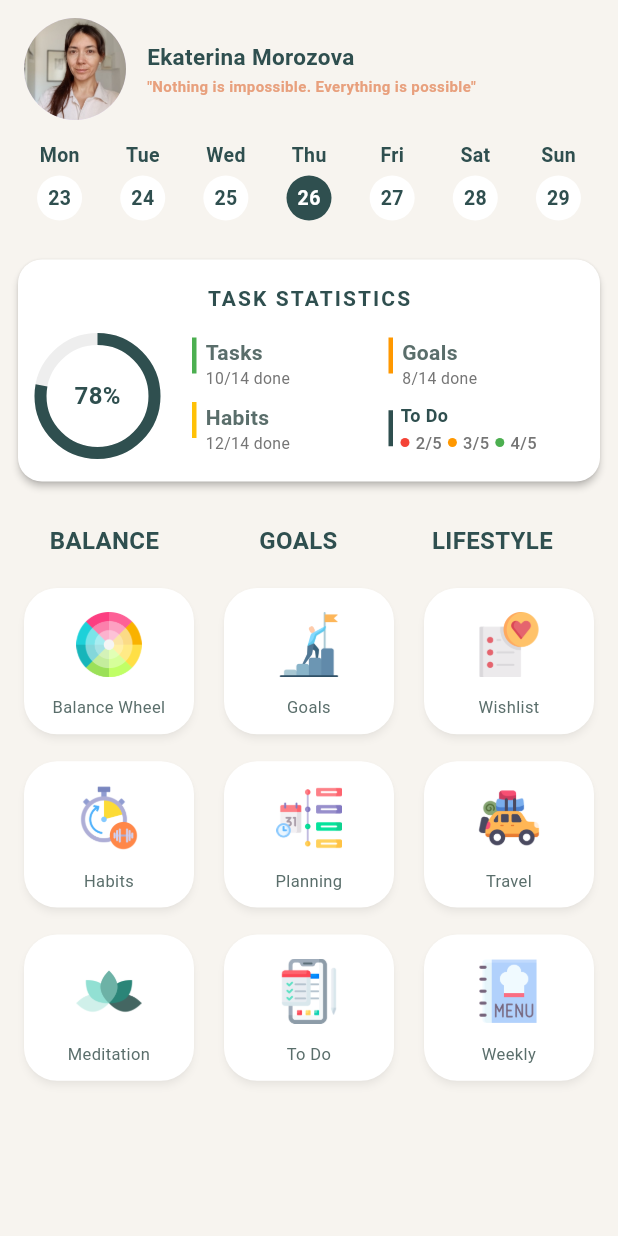
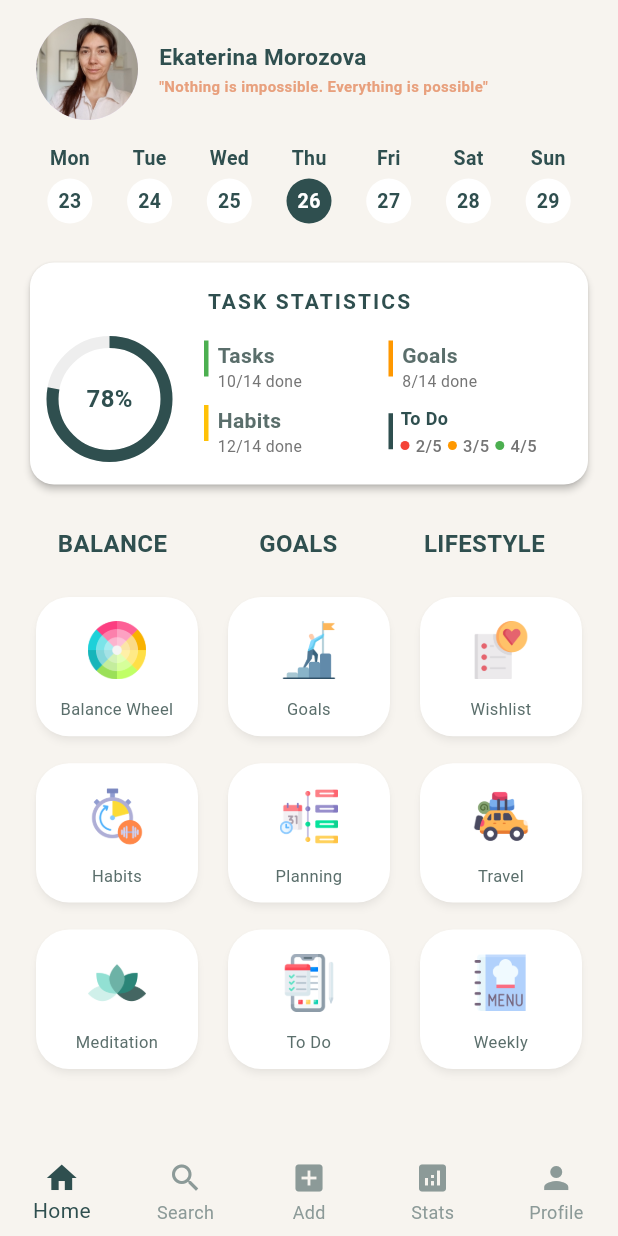
Before and after one commit to katmorozova/balance-lifestyle-app, a Flutter app: the screen it shows after launch, on a phone screen of 412 x 824 dp. Run offline on Flutter 3.47's test engine with Material 3 defaults, Android fonts, the phone set to English and light mode, and no system bars; Roboto replaces fonts that are missing (Georgia).

Commit message:
feat: add MenuNavegador widget and implements to the HomePage

```diff
--- a/balance_lifestyle/lib/features/home/screens/home_page.dart
+++ b/balance_lifestyle/lib/features/home/screens/home_page.dart
@@ -3,6 +3,7 @@ import 'package:balance_lifestyle/features/home/widgets/profile_header.dart';
 import 'package:balance_lifestyle/features/home/widgets/sector_tabs.dart';
 import 'package:balance_lifestyle/features/home/widgets/tasks_statistics_card.dart';
 import 'package:balance_lifestyle/features/home/widgets/week_calendar.dart';
+import 'package:balance_lifestyle/shared/widgets/bottom_nav_bar.dart';
 import 'package:balance_lifestyle/theme/app_colors.dart';
 import 'package:flutter/material.dart';
 
@@ -15,27 +16,26 @@ class HomePage extends StatelessWidget {
       backgroundColor: AppColors.background,
       body: SafeArea(
         child: Padding(
-          padding: const EdgeInsets.symmetric(horizontal: 8.0,vertical: 8.0),
+          padding: const EdgeInsets.symmetric(horizontal: 16.0,vertical: 8.0),
             child: Column(
               children: [
                 ProfileHeader(),
-                const SizedBox(height: 8),
+                const SizedBox(height: 10),
                 WeekCalendar(),
                 const SizedBox(height: 10),
                 TasksStatisticsCard(),
                 const SizedBox(height: 12),
                 CategoryGridItems(),
-                const SizedBox(height: 8),
-                Expanded(
-                  child: SectorTabs(),
+                const SizedBox(height: 12),
+                Flexible(
+                child: SectorTabs(),
                 ),
 
-                // Aquí debajo irán siguientes piezas:
-                //MenuNavegador()
               ],
             ),
         ),
       ),
+      bottomNavigationBar: MenuNavegador(),
     );
   }
 }
--- a/balance_lifestyle/lib/shared/widgets/bottom_nav_bar.dart
+++ b/balance_lifestyle/lib/shared/widgets/bottom_nav_bar.dart
@@ -1,8 +1,38 @@
+import 'package:balance_lifestyle/theme/app_colors.dart';
 import 'package:flutter/material.dart';
 
-class BottomNavBar extends StatelessWidget {
+class MenuNavegador extends StatelessWidget {
   @override
   Widget build(Object context) {
-    return NavigationBar(destinations: destinations);
+    return BottomNavigationBar(
+      backgroundColor: AppColors.background,
+      elevation: 0,
+        items: const [
+          BottomNavigationBarItem(
+            icon: Icon(Icons.home),label: "Home"
+          ),
+          BottomNavigationBarItem(
+            icon: Icon(Icons.search),label:"Search"
+          ),
+          BottomNavigationBarItem(
+            icon: Icon(Icons.add_box),label: "Add"
+          ),
+          BottomNavigationBarItem(
+            icon: Icon(Icons.analytics),label: "Stats"
+          ),
+          BottomNavigationBarItem(
+            icon: Icon(Icons.person),label: "Profile"
+          ),
+        ],
+        currentIndex: 0,
+        selectedItemColor: AppColors.primary,
+        unselectedItemColor: AppColors.primaryLight,
+        type: BottomNavigationBarType.fixed,
+        //aqui ma ir evento de elegir icono  para mostrar su página correspondiente
+        onTap: (index) {
+        // TODO: Manejar el evento de cambio de página
+      },
+    );
+
   }
 }
```
